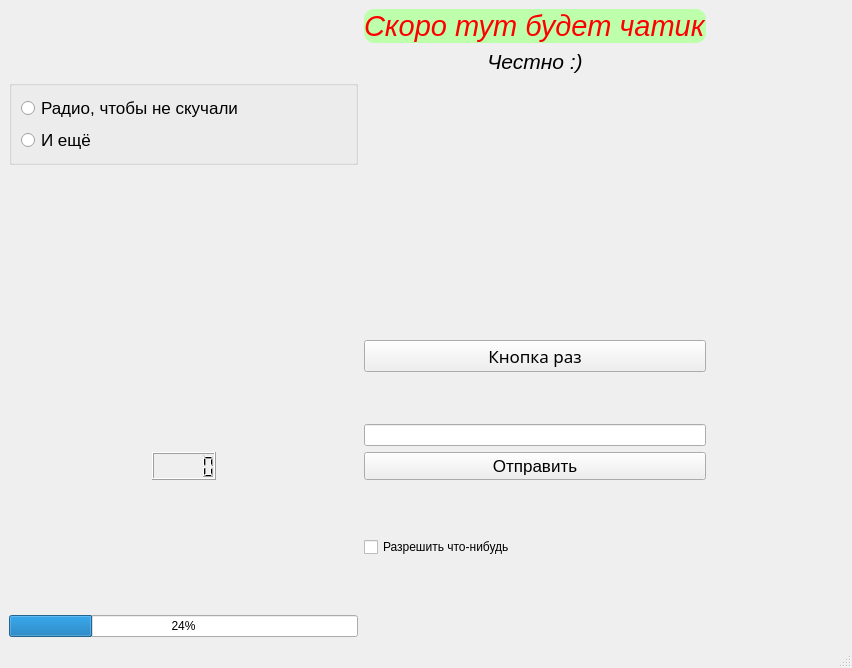
First picture: the form in ChatWindow/Window.ui, repository EvelinComputer/LittleChat, before the edit.
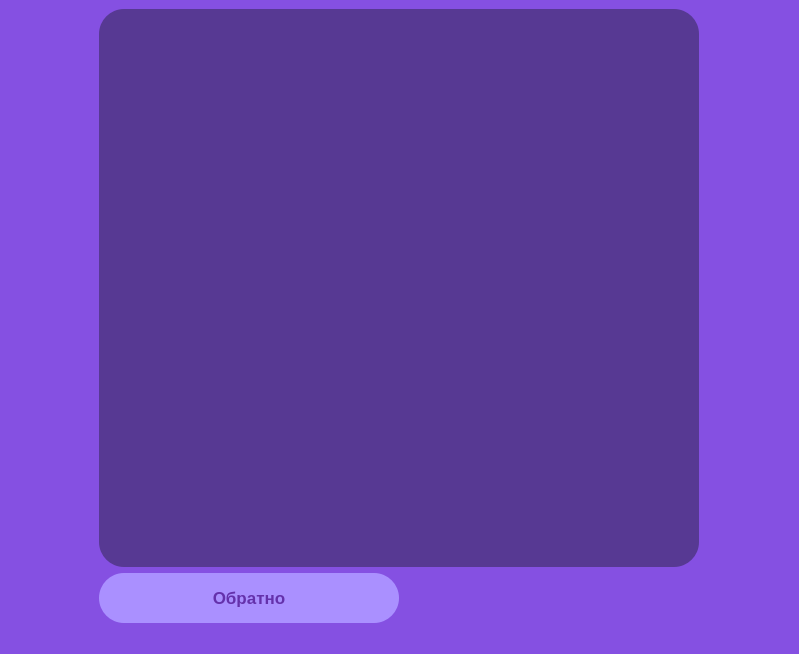
Second picture: the form after the edit.

Commit message: Add normal ChatWindow

Diff of the .ui file:
```diff
--- a/ChatWindow/Window.ui
+++ b/ChatWindow/Window.ui
@@ -6,247 +6,80 @@
    <rect>
     <x>0</x>
     <y>0</y>
-    <width>852</width>
-    <height>668</height>
+    <width>799</width>
+    <height>654</height>
    </rect>
   </property>
   <property name="windowTitle">
    <string>MainWindow</string>
   </property>
+  <property name="styleSheet">
+   <string notr="true">background: rgb(133, 80, 226);</string>
+  </property>
   <property name="animated">
    <bool>true</bool>
   </property>
   <widget class="QWidget" name="centralwidget">
    <layout class="QGridLayout" name="gridLayout">
-    <item row="9" column="3">
-     <spacer name="verticalSpacer">
-      <property name="orientation">
-       <enum>Qt::Vertical</enum>
-      </property>
-      <property name="sizeHint" stdset="0">
-       <size>
-        <width>20</width>
-        <height>40</height>
-       </size>
-      </property>
-     </spacer>
-    </item>
-    <item row="12" column="1">
-     <spacer name="verticalSpacer_2">
-      <property name="orientation">
-       <enum>Qt::Vertical</enum>
-      </property>
-      <property name="sizeHint" stdset="0">
-       <size>
-        <width>20</width>
-        <height>40</height>
-       </size>
-      </property>
-     </spacer>
-    </item>
-    <item row="5" column="4">
-     <spacer name="horizontalSpacer_2">
-      <property name="orientation">
-       <enum>Qt::Horizontal</enum>
-      </property>
-      <property name="sizeHint" stdset="0">
-       <size>
-        <width>40</width>
-        <height>20</height>
-       </size>
-      </property>
-     </spacer>
-    </item>
-    <item row="14" column="1">
-     <widget class="QLCDNumber" name="LCD"/>
-    </item>
-    <item row="14" column="0">
-     <spacer name="horizontalSpacer_4">
-      <property name="orientation">
-       <enum>Qt::Horizontal</enum>
-      </property>
-      <property name="sizeHint" stdset="0">
-       <size>
-        <width>40</width>
-        <height>20</height>
-       </size>
-      </property>
-     </spacer>
-    </item>
-    <item row="15" column="3">
-     <widget class="QCheckBox" name="C_Check">
-      <property name="text">
-       <string>Разрешить что-нибудь</string>
-      </property>
-     </widget>
-    </item>
-    <item row="14" column="3">
-     <widget class="QPushButton" name="B_Second">
-      <property name="font">
-       <font>
-        <family>Segoe UI</family>
-        <pointsize>13</pointsize>
-       </font>
-      </property>
-      <property name="text">
-       <string>Отправить</string>
-      </property>
-     </widget>
-    </item>
-    <item row="7" column="3">
-     <widget class="QLabel" name="T_Chestno">
-      <property name="font">
-       <font>
-        <pointsize>16</pointsize>
-        <italic>true</italic>
-        <strikeout>false</strikeout>
-       </font>
-      </property>
-      <property name="text">
-       <string>Честно :)</string>
-      </property>
-      <property name="textFormat">
-       <enum>Qt::AutoText</enum>
-      </property>
-      <property name="alignment">
-       <set>Qt::AlignCenter</set>
-      </property>
-      <property name="openExternalLinks">
-       <bool>false</bool>
-      </property>
-     </widget>
-    </item>
-    <item row="16" column="0" colspan="3">
-     <widget class="QProgressBar" name="Progress">
-      <property name="value">
-       <number>24</number>
-      </property>
-     </widget>
-    </item>
-    <item row="5" column="3">
-     <widget class="QLabel" name="T_Chatik">
-      <property name="enabled">
-       <bool>true</bool>
-      </property>
-      <property name="minimumSize">
-       <size>
-        <width>0</width>
-        <height>0</height>
-       </size>
-      </property>
-      <property name="font">
-       <font>
-        <family>Nirmala UI</family>
-        <pointsize>22</pointsize>
-        <italic>true</italic>
-        <strikeout>false</strikeout>
-       </font>
-      </property>
-      <property name="styleSheet">
-       <string notr="true">color: red;
-background-color: rgb(190, 255, 172);
-border-radius: 10px;
-border-color: black;
-border: 5px;</string>
-      </property>
-      <property name="text">
-       <string>Скоро тут будет чатик</string>
-      </property>
-     </widget>
-    </item>
-    <item row="15" column="1">
-     <spacer name="verticalSpacer_3">
-      <property name="orientation">
-       <enum>Qt::Vertical</enum>
-      </property>
-      <property name="sizeHint" stdset="0">
-       <size>
-        <width>20</width>
-        <height>40</height>
-       </size>
-      </property>
-     </spacer>
-    </item>
-    <item row="8" column="0" colspan="3">
-     <widget class="QGroupBox" name="R_Group">
-      <property name="title">
-       <string/>
-      </property>
-      <layout class="QGridLayout" name="gridLayout_2">
-       <item row="0" column="0">
-        <widget class="QRadioButton" name="R_First">
-         <property name="font">
-          <font>
-           <pointsize>13</pointsize>
-          </font>
-         </property>
-         <property name="text">
-          <string>Радио, чтобы не скучали</string>
-         </property>
-         <property name="iconSize">
-          <size>
-           <width>100</width>
-           <height>100</height>
-          </size>
-         </property>
-        </widget>
-       </item>
-       <item row="1" column="0">
-        <widget class="QRadioButton" name="R_Second">
-         <property name="font">
-          <font>
-           <pointsize>13</pointsize>
-          </font>
-         </property>
-         <property name="text">
-          <string>И ещё</string>
-         </property>
-        </widget>
-       </item>
-      </layout>
-     </widget>
-    </item>
-    <item row="14" column="2">
-     <spacer name="horizontalSpacer_3">
-      <property name="orientation">
-       <enum>Qt::Horizontal</enum>
-      </property>
-      <property name="sizeHint" stdset="0">
-       <size>
-        <width>40</width>
-        <height>20</height>
-       </size>
-      </property>
-     </spacer>
-    </item>
-    <item row="12" column="3">
+    <item row="1" column="1">
      <widget class="QPushButton" name="B_First">
+      <property name="minimumSize">
+       <size>
+        <width>200</width>
+        <height>50</height>
+       </size>
+      </property>
+      <property name="maximumSize">
+       <size>
+        <width>300</width>
+        <height>50</height>
+       </size>
+      </property>
       <property name="font">
        <font>
-        <family>Segoe UI Variable Display Semil</family>
+        <family>MS Shell Dlg 2</family>
         <pointsize>13</pointsize>
+        <weight>75</weight>
+        <bold>true</bold>
        </font>
       </property>
+      <property name="styleSheet">
+       <string notr="true">QPushButton{
+	background: rgb(170, 144, 255);
+	border-radius: 25px;
+	color: rgb(100, 49, 171);
+}
+
+QPushButton:hover{
+	background: rgb(141, 88, 221);
+	border-radius: 25px;
+	color:rgb(68, 34, 116);
+}
+
+QPushButton:pressed{
+	background: rgb(37, 18, 75);
+	border-radius: 25px;
+	color:rgb(141, 88, 221);
+}</string>
+      </property>
       <property name="text">
-       <string>Кнопка раз</string>
+       <string>Обратно</string>
       </property>
      </widget>
     </item>
-    <item row="5" column="0" colspan="3">
-     <spacer name="horizontalSpacer">
-      <property name="orientation">
-       <enum>Qt::Horizontal</enum>
-      </property>
-      <property name="sizeHint" stdset="0">
+    <item row="0" column="1">
+     <widget class="QWidget" name="widget" native="true">
+      <property name="minimumSize">
        <size>
-        <width>40</width>
-        <height>20</height>
+        <width>600</width>
+        <height>500</height>
        </size>
       </property>
-     </spacer>
-    </item>
-    <item row="13" column="3">
-     <widget class="QLineEdit" name="E_lineChat"/>
+      <property name="styleSheet">
+       <string notr="true">background: rgb(87, 57, 147);
+border-radius: 25px;</string>
+      </property>
+     </widget>
     </item>
    </layout>
   </widget>
```
Left out of the diff: 2 changed lines with no effect on the pictures. The commit also changes 1 other file.
